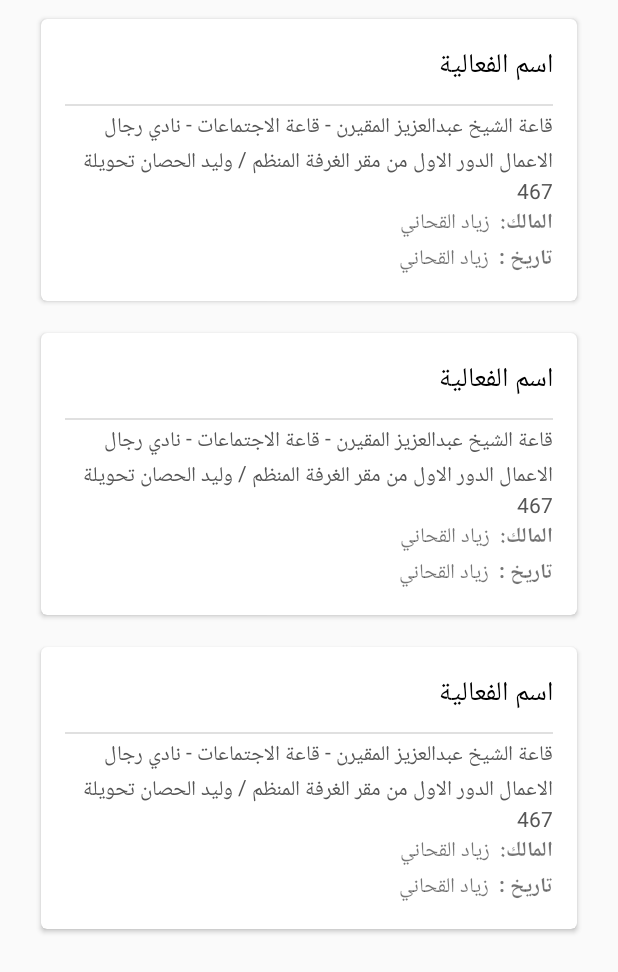
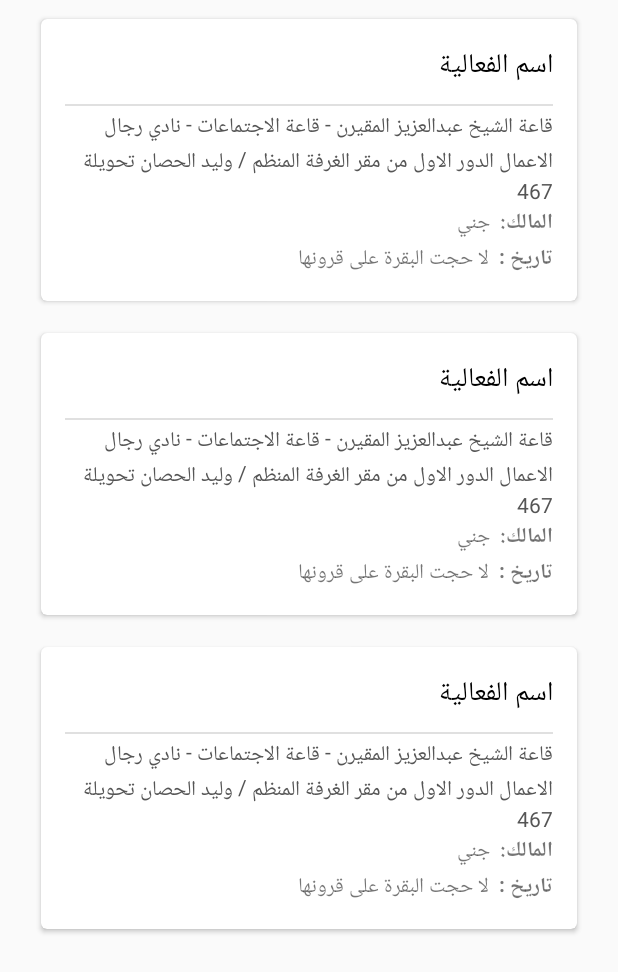
Before and after one commit to ziyadmsq/LawClub, an Android app: the layout fragment_event_list.xml on its own in the app's theme, with its tools: preview values and no code run, on a phone screen of 412 x 824 dp. Shown: the top 972 px of the screen. Run offline under Robolectric (Android 15) with nearby library versions, the phone set to English and light mode, and no system bars; Roboto replaces fonts that are not available here.

Commit message:
trying out

```diff
--- a/app/src/main/res/layout/fragment_event.xml
+++ b/app/src/main/res/layout/fragment_event.xml
@@ -61,7 +61,7 @@
                         android:layout_width="wrap_content"
                         android:layout_height="wrap_content"
                         android:layout_weight="1"
-                        android:text="زياد القحاني"
+                        android:text="جني"
                         android:textAlignment="viewEnd" />
 
                     <TextView
@@ -84,7 +84,7 @@
                         android:layout_width="wrap_content"
                         android:layout_height="wrap_content"
                         android:layout_weight="1"
-                        android:text="زياد القحاني"
+                        android:text="لا حجت البقرة على قرونها"
                         android:textAlignment="viewEnd" />
 
                     <TextView
```
